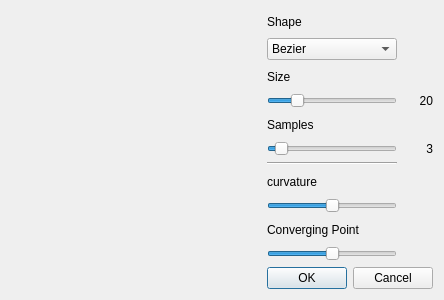
TopModLab/Unfolding, file forms/bridgerpanel.ui: the form before one commit.
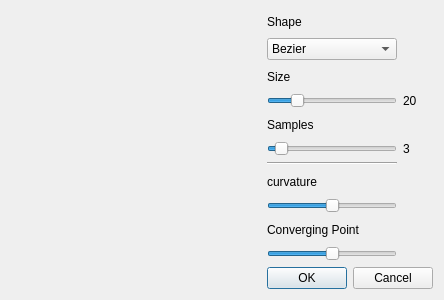
The form after the commit.

What changed in the file:
```diff
--- a/forms/bridgerpanel.ui
+++ b/forms/bridgerpanel.ui
@@ -189,7 +189,7 @@
             <string>3</string>
            </property>
            <property name="alignment">
-            <set>Qt::AlignRight|Qt::AlignTrailing|Qt::AlignVCenter</set>
+            <set>Qt::AlignLeading|Qt::AlignLeft|Qt::AlignVCenter</set>
            </property>
           </widget>
          </item>
@@ -201,11 +201,14 @@
              <height>0</height>
             </size>
            </property>
+           <property name="layoutDirection">
+            <enum>Qt::LeftToRight</enum>
+           </property>
            <property name="text">
             <string>20</string>
            </property>
            <property name="alignment">
-            <set>Qt::AlignRight|Qt::AlignTrailing|Qt::AlignVCenter</set>
+            <set>Qt::AlignLeading|Qt::AlignLeft|Qt::AlignVCenter</set>
            </property>
           </widget>
          </item>
```
Left out of the diff: 8 changed lines with no effect on the pictures.
